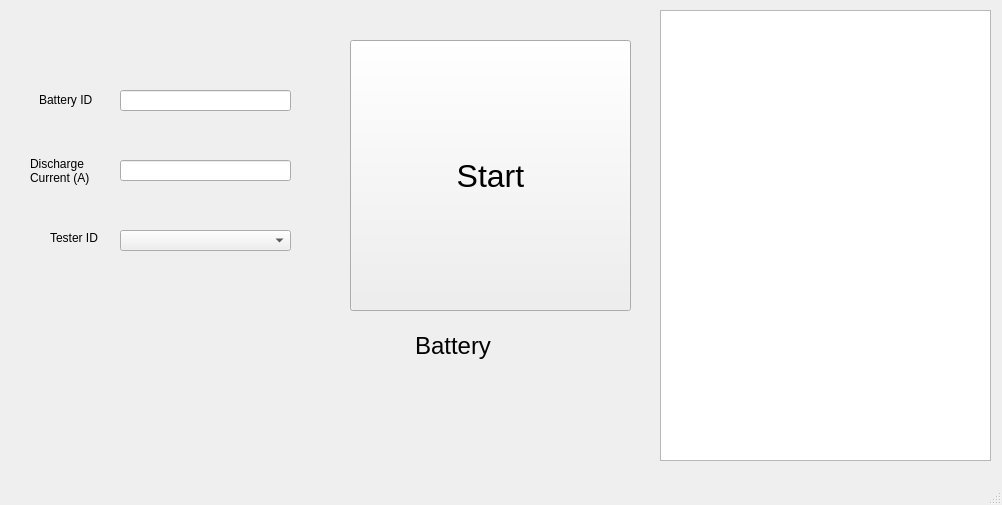
Before: the Qt Designer form mainwindow.ui in badgerloop-software/battery-testing-app, drawn with Qt 5.
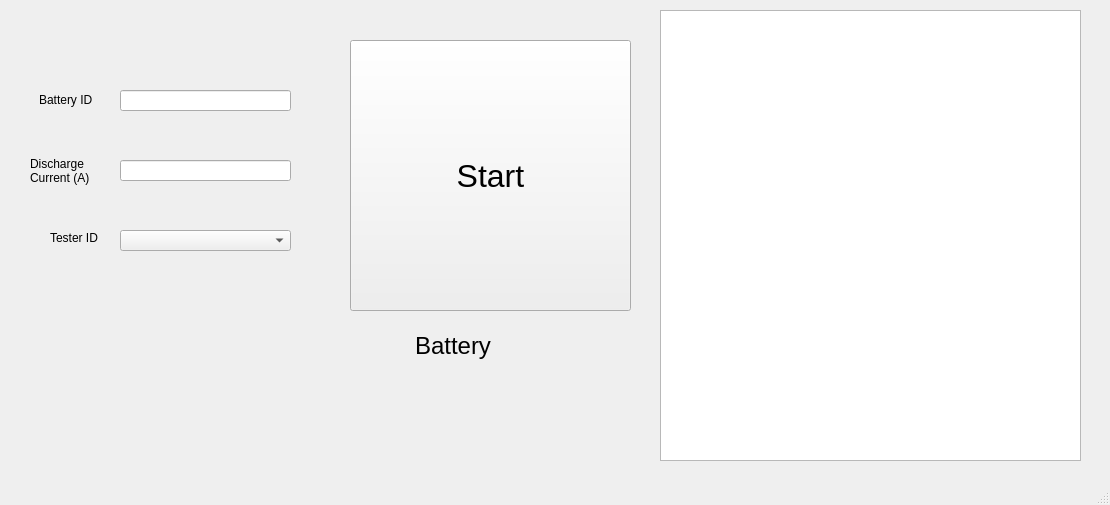
After: the same form once the commit is applied.

Diff of the .ui file:
```diff
--- a/mainwindow.ui
+++ b/mainwindow.ui
@@ -6,7 +6,7 @@
    <rect>
     <x>0</x>
     <y>0</y>
-    <width>1002</width>
+    <width>1110</width>
     <height>505</height>
    </rect>
   </property>
@@ -139,7 +139,7 @@
      <rect>
       <x>660</x>
       <y>10</y>
-      <width>331</width>
+      <width>421</width>
       <height>451</height>
      </rect>
     </property>
```
Left out of the diff: 2 changed lines with no effect on the pictures.
